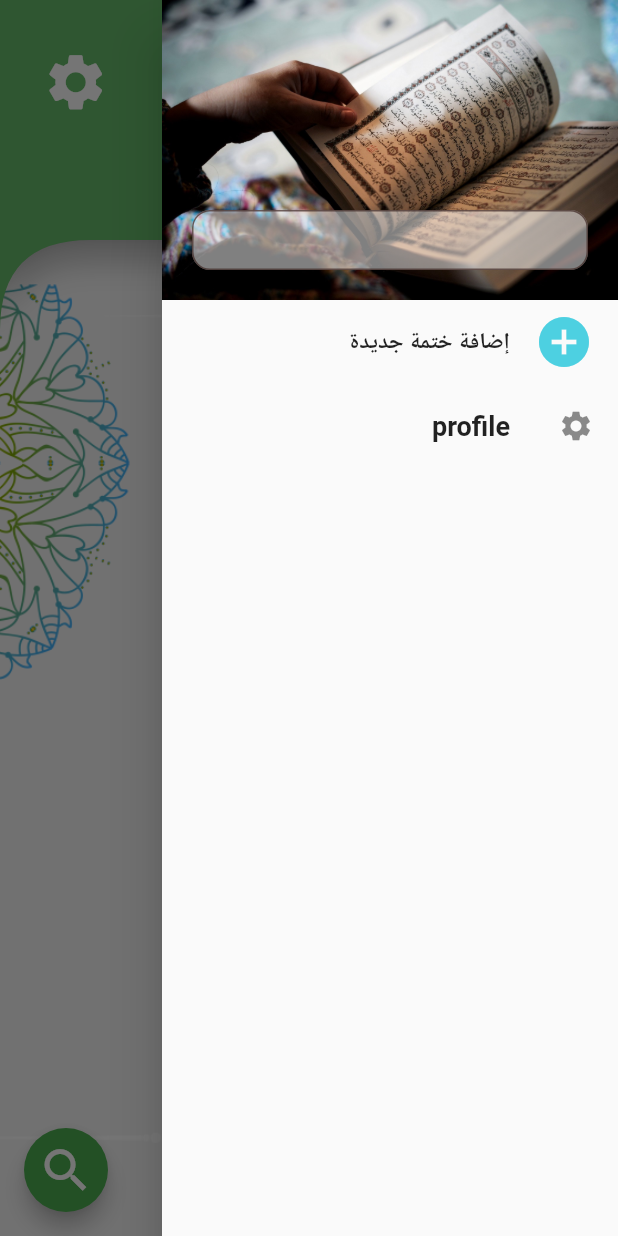
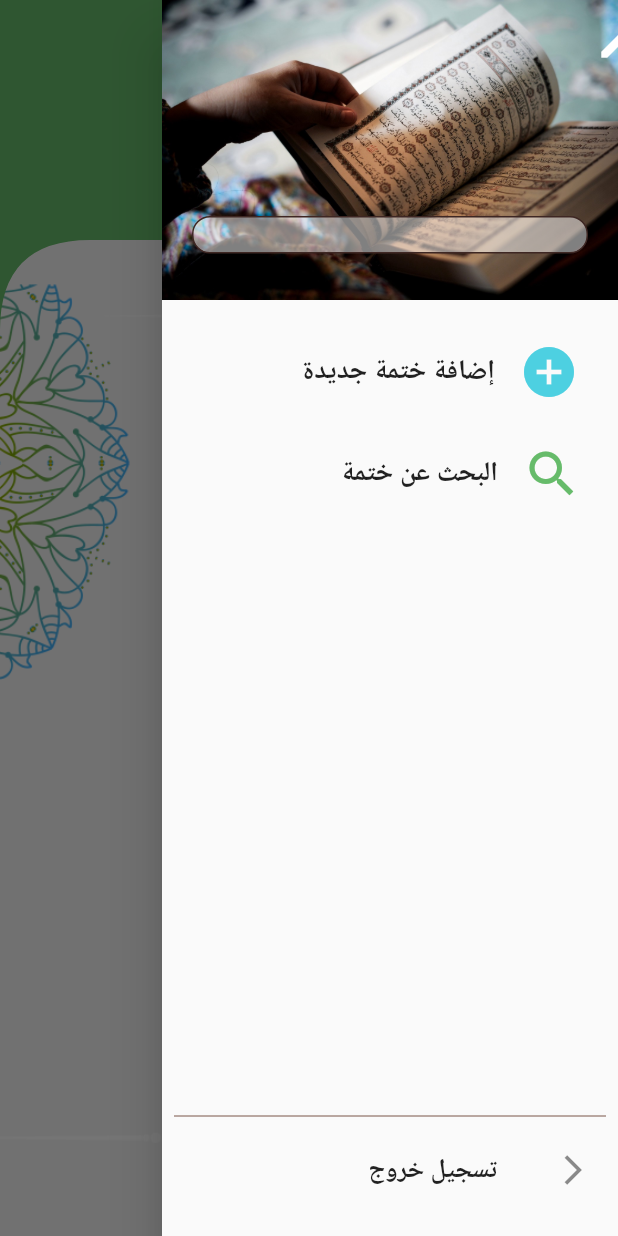
Before and after one commit to mohammedJ-Sadiq/barka, a Flutter app: the screen it shows once a user with an empty profile is signed in, with the side drawer open, on a phone screen of 412 x 824 dp. Run offline on Flutter 3.47's test engine with Material 2 defaults, Android fonts, the phone set to English and light mode, and no system bars; our stand-ins replace cloud_firestore, firebase_auth; accounts and stored records are empty.

Commit message:
moving all button to drawer

```diff
--- a/lib/screens/home/drawer.dart
+++ b/lib/screens/home/drawer.dart
@@ -1,5 +1,7 @@
 import 'package:barka/models/user.dart';
 import 'package:barka/screens/home/adding_session.dart';
+import 'package:barka/screens/home/searching_session.dart';
+import 'package:barka/services/auth.dart';
 import 'package:barka/services/database.dart';
 import 'package:flutter/material.dart';
 import 'package:provider/provider.dart';
@@ -13,6 +15,7 @@ class MainDrawer extends StatefulWidget {
 
 class _MainDrawerState extends State<MainDrawer> {
   String _username = '';
+  final AuthService _auth = AuthService();
 
   @override
   void initState() {
@@ -37,6 +40,17 @@ class _MainDrawerState extends State<MainDrawer> {
           });
     }
 
+    void _showSearchingForSessionModal() {
+      showModalBottomSheet(
+          context: context,
+          builder: (context) {
+            return Container(
+              padding: EdgeInsets.symmetric(vertical: 20, horizontal: 60),
+              child: SearchingSession(),
+            );
+          });
+    }
+
     return Drawer(
       child: Column(
         children: [
@@ -49,14 +63,28 @@ class _MainDrawerState extends State<MainDrawer> {
                   fit: BoxFit.fill),
             ),
             width: double.infinity,
-            padding: EdgeInsets.fromLTRB(20, 140, 20, 20),
-            // color: Colors.brown[200],
-            child: Container(
+            padding: EdgeInsets.fromLTRB(20, 0, 20, 20),
+            child: Column(
+              children: [
+                Padding(
+                  padding: EdgeInsets.fromLTRB(262, 5, 0, 91),
+                  child: IconButton(
+                    icon: Icon(
+                      Icons.edit,
+                      color: Colors.white,
+                    ),
+                    onPressed: () {
+                      // todo
+                      // updaing the name function
+                    },
+                  ),
+                ),
+                Container(
                   width: double.infinity,
                   padding: EdgeInsets.only(top: 0),
                   // color: Colors.white.withOpacity(0.5),
                   decoration: BoxDecoration(
-                  border: Border.all(color: Colors.brown[900].withOpacity(0.7)),
+                      border: Border.all(color: Colors.brown[900]),
                       color: Colors.white.withOpacity(0.5),
                       borderRadius: BorderRadius.all(Radius.circular(12))),
                   child: Center(
@@ -69,23 +97,67 @@ class _MainDrawerState extends State<MainDrawer> {
                     ),
                   ),
                 ),
+              ],
             ),
+          ),
+          Padding(
+            padding: const EdgeInsets.fromLTRB(8, 20, 8, 8),
+            child: Column(
+              children: [
                 ListTile(
-            leading: Icon(
+                  leading: Padding(
+                    padding: const EdgeInsets.only(right: 2.0),
+                    child: Icon(
                       Icons.add_circle,
                       color: Colors.cyan[300],
                       size: 40,
                     ),
-            title: Text('إضافة ختمة جديدة'),
+                  ),
+                  title: Text(
+                    'إضافة ختمة جديدة',
+                    style: TextStyle(fontSize: 18),
+                  ),
                   onTap: () {
                     _showCreatingNewSessionModal();
                   },
                 ),
+                Padding(
+                  padding: const EdgeInsets.only(top: 12.0),
+                  child: ListTile(
+                    leading: Icon(
+                      Icons.search,
+                      color: Colors.green[400],
+                      size: 40,
+                    ),
+                    title: Text(
+                      'البحث عن ختمة',
+                      style: TextStyle(fontSize: 18),
+                    ),
+                    onTap: () {
+                      _showSearchingForSessionModal();
+                    },
+                  ),
+                ),
+                SizedBox(
+                  height: 392,
+                ),
+                Divider(
+                  color: Colors.brown,
+                ),
                 ListTile(
-            leading: Icon(Icons.settings),
+                  leading: Icon(
+                    Icons.arrow_back_ios,
+                    size: 24,
+                  ),
                   title: Text(
-              'profile',
-              style: TextStyle(fontSize: 18),
+                    'تسجيل خروج',
+                    style: TextStyle(fontSize: 17),
+                  ),
+                  onTap: () async {
+                    await _auth.signOut();
+                  },
+                )
+              ],
             ),
           )
         ],
--- a/lib/screens/home/home.dart
+++ b/lib/screens/home/home.dart
@@ -1,10 +1,7 @@
 import 'package:barka/models/session.dart';
 import 'package:barka/models/user.dart';
-import 'package:barka/screens/home/adding_session.dart';
 import 'package:barka/screens/home/drawer.dart';
-import 'package:barka/screens/home/searching_session.dart';
 import 'package:barka/screens/home/session_list.dart';
-import 'package:barka/services/auth.dart';
 import 'package:barka/services/database.dart';
 import 'package:barka/shared/constants.dart';
 import 'package:flutter/material.dart';
@@ -12,105 +9,24 @@ import 'package:flutter/cupertino.dart';
 import 'package:provider/provider.dart';
 
 class Home extends StatelessWidget {
-  final AuthService _auth = AuthService();
   @override
   Widget build(BuildContext context) {
-    void _showCreatingNewSessionModal() {
-      showModalBottomSheet(
-          context: context,
-          builder: (context) {
-            return Container(
-              padding: EdgeInsets.symmetric(vertical: 20, horizontal: 60),
-              child: AddingSession(),
-            );
-          });
-    }
-
-    void _showSearchingForSessionModal() {
-      showModalBottomSheet(
-          context: context,
-          builder: (context) {
-            return Container(
-              padding: EdgeInsets.symmetric(vertical: 20, horizontal: 60),
-              child: SearchingSession(),
-            );
-          });
-    }
-
     return StreamProvider<List<Session>>.value(
         value: DatabaseService(uid: Provider.of<User>(context).uid).session,
         child: Scaffold(
-          backgroundColor: Colors.green[50],
           appBar: AppBar(
             shape: MyShapeBorder(20),
             toolbarHeight: 160,
-            elevation: 7,
-            bottom: PreferredSize(
-              preferredSize: Size.fromHeight(0),
-              child: Padding(
-                padding: const EdgeInsets.only(
-                  left: 8,
-                ),
-              ),
-            ),
+            elevation: 0.0,
             centerTitle: true,
             backgroundColor: Colors.green[400],
             title: Text(
               "بركة",
               style: TextStyle(fontSize: 52, fontFamily: 'Aref'),
             ),
-            actions: [
-              Padding(
-                padding: const EdgeInsets.only(left: 20.0, bottom: 50.0),
-                child: IconButton(
-                  onPressed: () async {
-                    await _auth.signOut();
-                  },
-                  icon: Icon(
-                    Icons.settings,
-                    size: 45,
-                  ),
-                ),
-              ),
-            ],
           ),
           drawer: MainDrawer(
             userUid: Provider.of<User>(context).uid,
-            //   child: Padding(
-            //     padding: const EdgeInsets.symmetric(horizontal: 0, vertical: 0),
-            //     child: Column(
-            //       mainAxisAlignment: MainAxisAlignment.spaceEvenly,
-            //       children: [
-            //         FlatButton.icon(
-            //           icon: Icon(
-            //             Icons.add_circle,
-            //             color: Colors.cyan[300],
-            //             size: 40,
-            //           ),
-            //           label: Text('إضافة ختمة جديدة'),
-            //           onPressed: () {
-            //             _showCreatingNewSessionModal();
-            //           },
-            //         ),
-            //         IconButton(
-            //             icon: Icon(
-            //               Icons.search,
-            //               size: 40,
-            //             ),
-            //             onPressed: () {
-            //               _showSearchingForSessionModal();
-            //             }),
-            //         IconButton(
-            //             icon: Icon(
-            //               Icons.settings,
-            //               size: 40,
-            //             ),
-            //             onPressed: () {
-            //               _showSearchingForSessionModal();
-            //             }),
-            //       ],
-            //     ),
-            //   ),
           ),
           body: Container(
             decoration: BoxDecoration(
@@ -119,16 +35,6 @@ class Home extends StatelessWidget {
                     fit: BoxFit.cover)),
             child: SessionList(),
           ),
-          floatingActionButton: FloatingActionButton(
-            child: Icon(
-              Icons.search,
-              size: 38,
-            ),
-            backgroundColor: Colors.green[500],
-            onPressed: () {
-              _showSearchingForSessionModal();
-            },
-          ),
         ));
   }
 }
```
Lines whose indentation alone changed are shown as unchanged.
